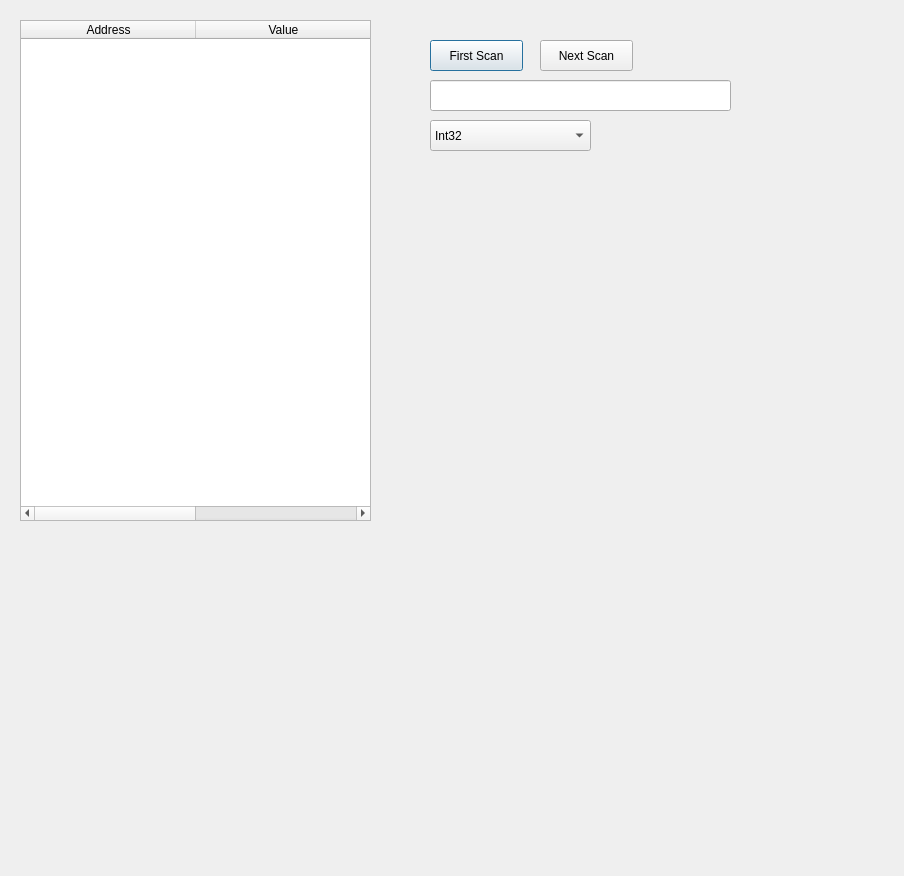
Qt form src/citra_qt/cheatsearch.ui (makotech222/citra) before a commit.
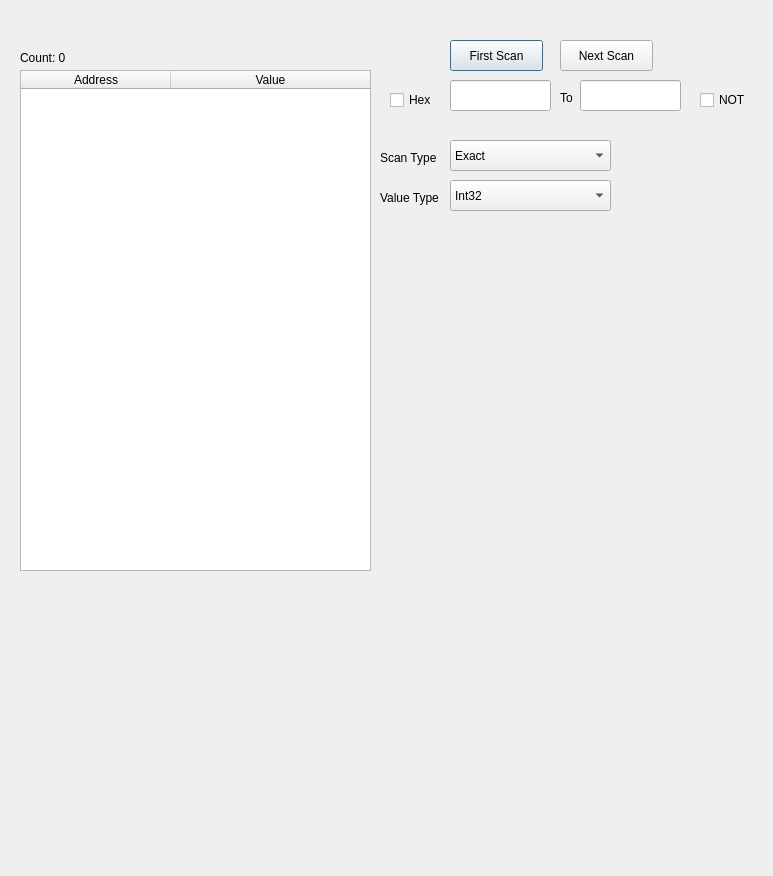
The same form after that commit.

Commit message: Add cheat search

```diff
--- a/src/citra_qt/cheatsearch.ui
+++ b/src/citra_qt/cheatsearch.ui
@@ -6,7 +6,7 @@
    <rect>
     <x>0</x>
     <y>0</y>
-    <width>904</width>
+    <width>773</width>
     <height>876</height>
    </rect>
   </property>
@@ -17,7 +17,7 @@
    <property name="geometry">
     <rect>
      <x>20</x>
-     <y>20</y>
+     <y>70</y>
      <width>351</width>
      <height>501</height>
     </rect>
@@ -29,11 +29,14 @@
     <bool>true</bool>
    </attribute>
    <attribute name="horizontalHeaderDefaultSectionSize">
-    <number>175</number>
+    <number>150</number>
    </attribute>
    <attribute name="horizontalHeaderStretchLastSection">
     <bool>true</bool>
    </attribute>
+   <attribute name="verticalHeaderVisible">
+    <bool>false</bool>
+   </attribute>
    <column>
     <property name="text">
      <string>Address</string>
@@ -48,9 +51,9 @@
   <widget class="QLineEdit" name="txtSearch">
    <property name="geometry">
     <rect>
-     <x>430</x>
+     <x>450</x>
      <y>80</y>
-     <width>301</width>
+     <width>101</width>
      <height>31</height>
     </rect>
    </property>
@@ -58,8 +61,8 @@
   <widget class="QComboBox" name="cbTypes">
    <property name="geometry">
     <rect>
-     <x>430</x>
-     <y>120</y>
+     <x>450</x>
+     <y>180</y>
      <width>161</width>
      <height>31</height>
     </rect>
@@ -93,7 +96,7 @@
   <widget class="QPushButton" name="btnFirstScan">
    <property name="geometry">
     <rect>
-     <x>430</x>
+     <x>450</x>
      <y>40</y>
      <width>93</width>
      <height>31</height>
@@ -106,7 +109,7 @@
   <widget class="QPushButton" name="btnNextScan">
    <property name="geometry">
     <rect>
-     <x>540</x>
+     <x>560</x>
      <y>40</y>
      <width>93</width>
      <height>31</height>
@@ -116,6 +119,124 @@
     <string>Next Scan</string>
    </property>
   </widget>
+  <widget class="QLabel" name="lblCount">
+   <property name="geometry">
+    <rect>
+     <x>20</x>
+     <y>50</y>
+     <width>241</width>
+     <height>16</height>
+    </rect>
+   </property>
+   <property name="text">
+    <string>Count: 0</string>
+   </property>
+  </widget>
+  <widget class="QCheckBox" name="chkHex">
+   <property name="geometry">
+    <rect>
+     <x>390</x>
+     <y>90</y>
+     <width>51</width>
+     <height>20</height>
+    </rect>
+   </property>
+   <property name="text">
+    <string>Hex</string>
+   </property>
+  </widget>
+  <widget class="QCheckBox" name="chkNot">
+   <property name="geometry">
+    <rect>
+     <x>700</x>
+     <y>90</y>
+     <width>51</width>
+     <height>20</height>
+    </rect>
+   </property>
+   <property name="text">
+    <string>NOT</string>
+   </property>
+  </widget>
+  <widget class="QLabel" name="label">
+   <property name="geometry">
+    <rect>
+     <x>380</x>
+     <y>190</y>
+     <width>71</width>
+     <height>16</height>
+    </rect>
+   </property>
+   <property name="text">
+    <string>Value Type</string>
+   </property>
+  </widget>
+  <widget class="QComboBox" name="cbScanType">
+   <property name="geometry">
+    <rect>
+     <x>450</x>
+     <y>140</y>
+     <width>161</width>
+     <height>31</height>
+    </rect>
+   </property>
+   <item>
+    <property name="text">
+     <string>Exact</string>
+    </property>
+   </item>
+   <item>
+    <property name="text">
+     <string>Bigger Than</string>
+    </property>
+   </item>
+   <item>
+    <property name="text">
+     <string>Smaller Than</string>
+    </property>
+   </item>
+   <item>
+    <property name="text">
+     <string>Value Between</string>
+    </property>
+   </item>
+  </widget>
+  <widget class="QLabel" name="label_2">
+   <property name="geometry">
+    <rect>
+     <x>380</x>
+     <y>150</y>
+     <width>71</width>
+     <height>16</height>
+    </rect>
+   </property>
+   <property name="text">
+    <string>Scan Type</string>
+   </property>
+  </widget>
+  <widget class="QLineEdit" name="txtSearchTo">
+   <property name="geometry">
+    <rect>
+     <x>580</x>
+     <y>80</y>
+     <width>101</width>
+     <height>31</height>
+    </rect>
+   </property>
+  </widget>
+  <widget class="QLabel" name="lblTo">
+   <property name="geometry">
+    <rect>
+     <x>560</x>
+     <y>90</y>
+     <width>16</width>
+     <height>16</height>
+    </rect>
+   </property>
+   <property name="text">
+    <string>To</string>
+   </property>
+  </widget>
  </widget>
  <layoutdefault spacing="6" margin="11"/>
  <resources/>
```
Left out of the diff: 2 changed lines with no effect on the pictures. The commit also changes 8 other files.
